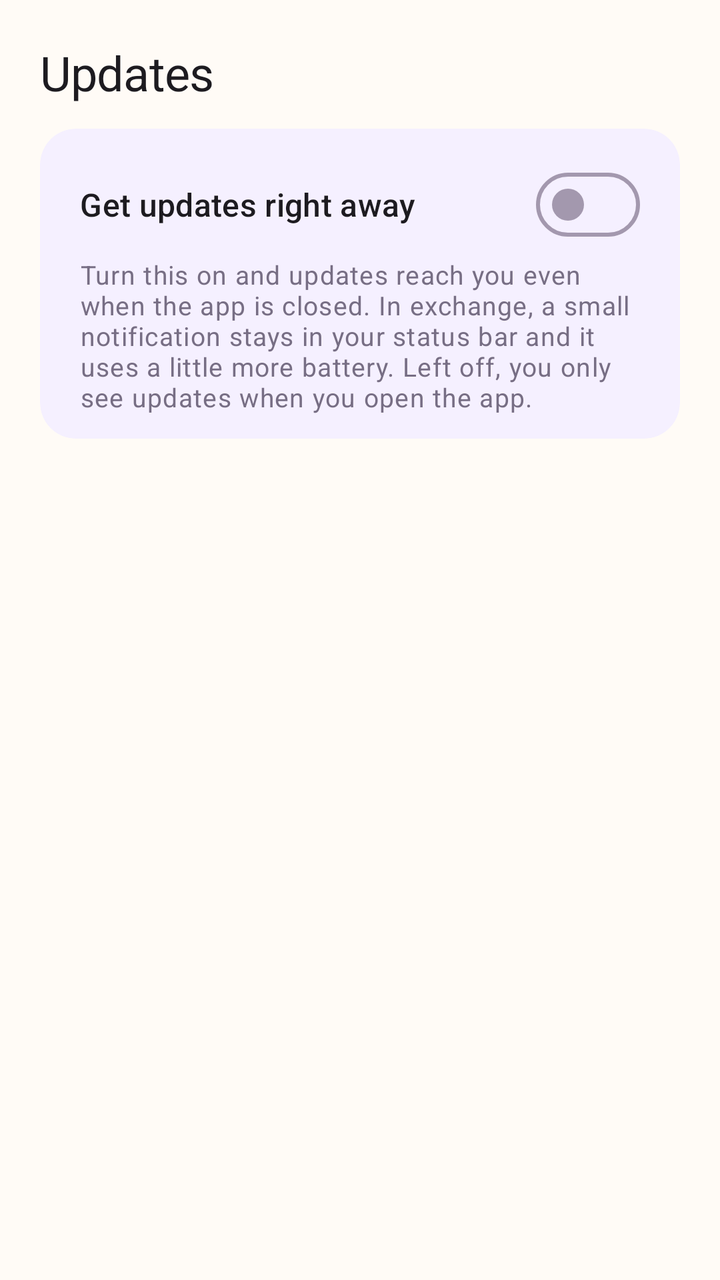
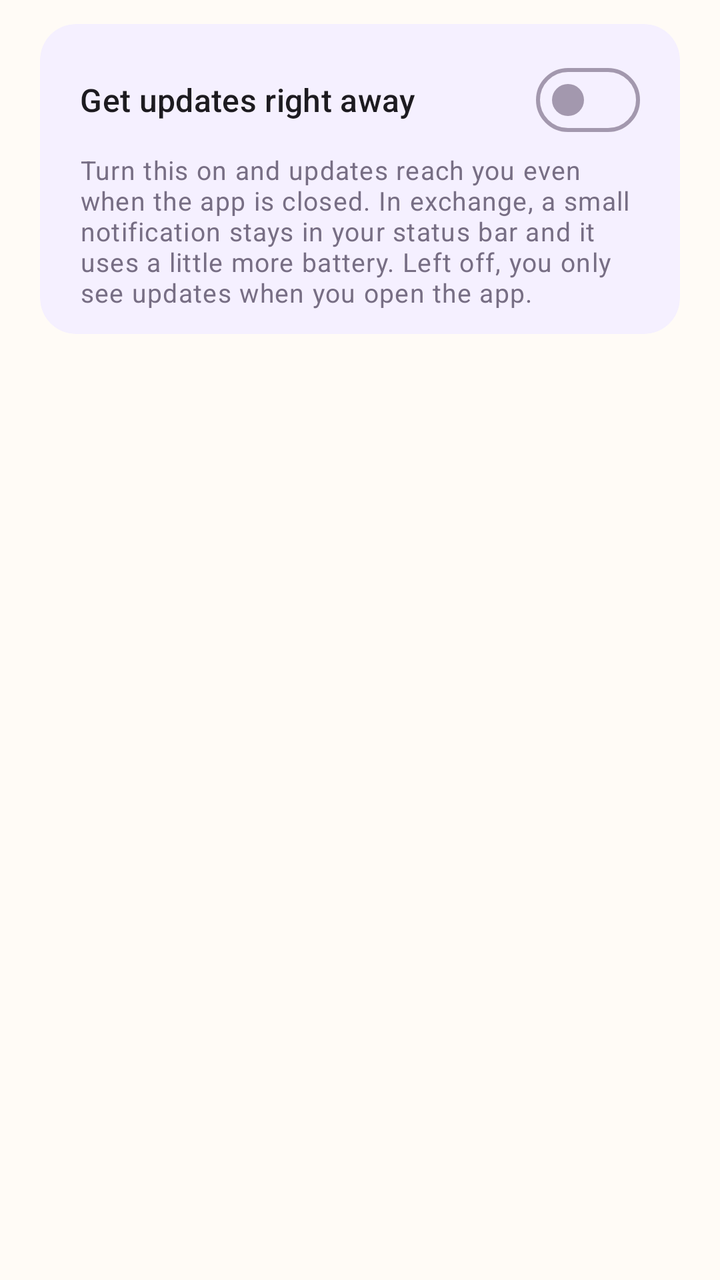

An Android layout rendered at two revisions. The XML below is the earlier revision; the diff shows what the commit changed to produce the second picture.
<!-- AndroidManifest.xml: application theme Theme.KidCare -->
<!-- res/layout/fragment_alert.xml -->
<?xml version="1.0" encoding="utf-8"?>
<LinearLayout xmlns:android="http://schemas.android.com/apk/res/android"
    xmlns:app="http://schemas.android.com/apk/res-auto"
    android:layout_width="match_parent"
    android:layout_height="match_parent"
    android:orientation="vertical">

    <LinearLayout
        android:layout_width="match_parent"
        android:layout_height="wrap_content"
        android:orientation="vertical"
        android:paddingHorizontal="@dimen/edge"
        android:paddingTop="20dp"
        android:paddingBottom="12dp">

        <TextView
            android:layout_width="match_parent"
            android:layout_height="wrap_content"
            android:text="@string/alert_header_title"
            android:textAppearance="?attr/textAppearanceHeadlineSmall" />
    </LinearLayout>

    
    <com.google.android.material.card.MaterialCardView
        android:layout_width="match_parent"
        android:layout_height="wrap_content"
        android:layout_marginHorizontal="@dimen/edge"
        android:layout_marginBottom="8dp"
        app:cardBackgroundColor="?attr/colorSurfaceContainerHigh"
        app:shapeAppearance="@style/ShapeAppearance.KidCare.Medium"
        app:strokeWidth="0dp">

        <LinearLayout
            android:layout_width="match_parent"
            android:layout_height="wrap_content"
            android:orientation="vertical"
            android:paddingHorizontal="@dimen/edge"
            android:paddingVertical="12dp">

            <com.google.android.material.materialswitch.MaterialSwitch
                android:id="@+id/service_switch"
                android:layout_width="match_parent"
                android:layout_height="wrap_content"
                android:minHeight="52dp"
                android:saveEnabled="false"
                android:text="@string/alert_service_switch"
                android:textAppearance="?attr/textAppearanceTitleSmall" />

            <TextView
                android:layout_width="match_parent"
                android:layout_height="wrap_content"
                android:text="@string/alert_service_hint"
                android:textAppearance="?attr/textAppearanceBodySmall"
                android:textColor="?attr/colorOnSurfaceVariant" />
        </LinearLayout>
    </com.google.android.material.card.MaterialCardView>

    
    <TextView
        android:id="@+id/alert_state"
        android:layout_width="match_parent"
        android:layout_height="wrap_content"
        android:paddingHorizontal="@dimen/edge"
            android:paddingVertical="16dp"
        android:textAppearance="?attr/textAppearanceBodyMedium"
        android:textColor="?attr/colorOnSurfaceVariant"
        android:visibility="gone" />

    <FrameLayout
        android:layout_width="match_parent"
        android:layout_height="0dp"
        android:layout_weight="1">

        <androidx.recyclerview.widget.RecyclerView
            android:id="@+id/alert_list"
            android:layout_width="match_parent"
            android:layout_height="match_parent"
            android:clipToPadding="false"
            android:paddingTop="4dp"
            android:paddingBottom="12dp" />

        
        <LinearLayout
            android:id="@+id/alert_empty"
            android:layout_width="match_parent"
            android:layout_height="wrap_content"
            android:layout_gravity="center"
            android:gravity="center_horizontal"
            android:orientation="vertical"
            android:paddingHorizontal="@dimen/edge"
            android:paddingVertical="24dp"
            android:visibility="gone">

            <ImageView
                android:layout_width="104dp"
                android:layout_height="104dp"
                android:alpha="0.9"
                android:importantForAccessibility="no"
                android:src="@drawable/mascot_3d" />

            <TextView
                android:id="@+id/alert_empty_text"
                android:layout_width="match_parent"
                android:layout_height="wrap_content"
                android:layout_marginTop="16dp"
                android:gravity="center"
                android:lineSpacingExtra="3dp"
                android:text="@string/alert_empty"
                android:textAppearance="?attr/textAppearanceBodyMedium"
                android:textColor="?attr/colorOnSurfaceVariant" />
        </LinearLayout>
    </FrameLayout>
</LinearLayout>
<!-- resources referenced by this layout -->
<resources>
  <dimen name="edge">20dp</dimen>
  <string name="alert_empty" formatted="false">No updates yet.\nPick a school or academy on the Places tab\nand arrivals will show up here.</string>
  <string name="alert_header_title" formatted="false">Updates</string>
  <string name="alert_service_hint" formatted="false">Turn this on and updates reach you even when the app is closed. In exchange, a small notification stays in your status bar and it uses a little more battery. Left off, you only see updates when you open the app.</string>
  <string name="alert_service_switch" formatted="false">Get updates right away</string>
  <style parent="" name="ShapeAppearance.KidCare.Medium">
          <item name="cornerFamily">rounded</item>
          <item name="cornerSize">18dp</item>
      </style>
  <color name="sky">#826DCC</color>
  <color name="on_accent">#FFFFFF</color>
  <color name="sky_soft">#EEE9FF</color>
  <color name="ink">#342D3F</color>
  <color name="apricot">#F2A05F</color>
  <color name="apricot_soft">#FFF0E2</color>
  <color name="on_apricot_soft">#5A3216</color>
  <color name="grass">#7E9D68</color>
  <color name="grass_soft">#EDF4E7</color>
  <color name="berry_ink">#B64C66</color>
  <color name="paper_card">#FFFEFC</color>
  <color name="berry_soft">#FDE8F2</color>
  <color name="on_berry_soft">#5B213C</color>
  <color name="paper">#FFFBF6</color>
  <color name="paper_fold">#F5F0FF</color>
  <color name="ink_soft">#776E84</color>
  <color name="line">#A398AE</color>
  <color name="line_soft">#E9E1ED</color>
  <style parent="" name="ShapeAppearance.KidCare.ExtraSmall">
          <item name="cornerFamily">rounded</item>
          <item name="cornerSize">6dp</item>
      </style>
  <style parent="" name="ShapeAppearance.KidCare.Small">
          <item name="cornerFamily">rounded</item>
          <item name="cornerSize">12dp</item>
      </style>
  <style parent="" name="ShapeAppearance.KidCare.Large">
          <item name="cornerFamily">rounded</item>
          <item name="cornerSize">24dp</item>
      </style>
  <style parent="" name="ShapeAppearance.KidCare.ExtraLarge">
          <item name="cornerFamily">rounded</item>
          <item name="cornerSize">28dp</item>
      </style>
  <style name="TextAppearance.KidCare.TitleLarge" parent="TextAppearance.Material3.TitleLarge">
          <item name="android:textSize">21sp</item><item name="android:fontFamily">sans-serif-medium</item><item name="lineHeight">28sp</item>
      </style>
  <style name="TextAppearance.KidCare.TitleSmall" parent="TextAppearance.Material3.TitleSmall">
          <item name="android:textSize">16sp</item><item name="android:fontFamily">sans-serif-medium</item><item name="lineHeight">23sp</item>
      </style>
  <style name="TextAppearance.KidCare.BodyLarge" parent="TextAppearance.Material3.BodyLarge">
          <item name="android:textSize">17sp</item><item name="lineHeight">26sp</item>
      </style>
  <style name="TextAppearance.KidCare.BodyMedium" parent="TextAppearance.Material3.BodyMedium">
          <item name="android:textSize">15sp</item><item name="lineHeight">23sp</item>
      </style>
  <style name="TextAppearance.KidCare.BodySmall" parent="TextAppearance.Material3.BodySmall">
          <item name="android:textSize">13sp</item><item name="lineHeight">19sp</item>
      </style>
  <style name="TextAppearance.KidCare.LabelLarge" parent="TextAppearance.Material3.LabelLarge">
          <item name="android:textSize">15sp</item><item name="android:fontFamily">sans-serif-medium</item><item name="lineHeight">21sp</item>
      </style>
  <style name="TextAppearance.KidCare.LabelSmall" parent="TextAppearance.Material3.LabelSmall">
          <item name="android:textSize">12sp</item><item name="android:fontFamily">sans-serif-medium</item><item name="lineHeight">16sp</item>
      </style>
  <style parent="" name="ShapeAppearance.KidCare.Pill">
          <item name="cornerFamily">rounded</item>
          <item name="cornerSize">50%</item>
      </style>
  <!-- unchanged entries left out for length: 16 -->
</resources>

<!-- the commit's change to res/layout/fragment_alert.xml (unified diff, before → after) -->
@@ -5,27 +5,13 @@
     android:layout_height="match_parent"
     android:orientation="vertical">
 
-    <LinearLayout
-        android:layout_width="match_parent"
-        android:layout_height="wrap_content"
-        android:orientation="vertical"
-        android:paddingHorizontal="@dimen/edge"
-        android:paddingTop="20dp"
-        android:paddingBottom="12dp">
-
-        <TextView
-            android:layout_width="match_parent"
-            android:layout_height="wrap_content"
-            android:text="@string/alert_header_title"
-            android:textAppearance="?attr/textAppearanceHeadlineSmall" />
-    </LinearLayout>
-
     
     <com.google.android.material.card.MaterialCardView
         android:layout_width="match_parent"
         android:layout_height="wrap_content"
         android:layout_marginHorizontal="@dimen/edge"
-        android:layout_marginBottom="8dp"
+        android:layout_marginTop="12dp"
+        android:layout_marginBottom="6dp"
         app:cardBackgroundColor="?attr/colorSurfaceContainerHigh"
         app:shapeAppearance="@style/ShapeAppearance.KidCare.Medium"
         app:strokeWidth="0dp">
<!-- resource entries referenced after the edit -->
@@ -2,7 +2,6 @@
 <resources>
   <dimen name="edge">20dp</dimen>
   <string name="alert_empty" formatted="false">No updates yet.\nPick a school or academy on the Places tab\nand arrivals will show up here.</string>
-  <string name="alert_header_title" formatted="false">Updates</string>
   <string name="alert_service_hint" formatted="false">Turn this on and updates reach you even when the app is closed. In exchange, a small notification stays in your status bar and it uses a little more battery. Left off, you only see updates when you open the app.</string>
   <string name="alert_service_switch" formatted="false">Get updates right away</string>
   <style parent="" name="ShapeAppearance.KidCare.Medium">
